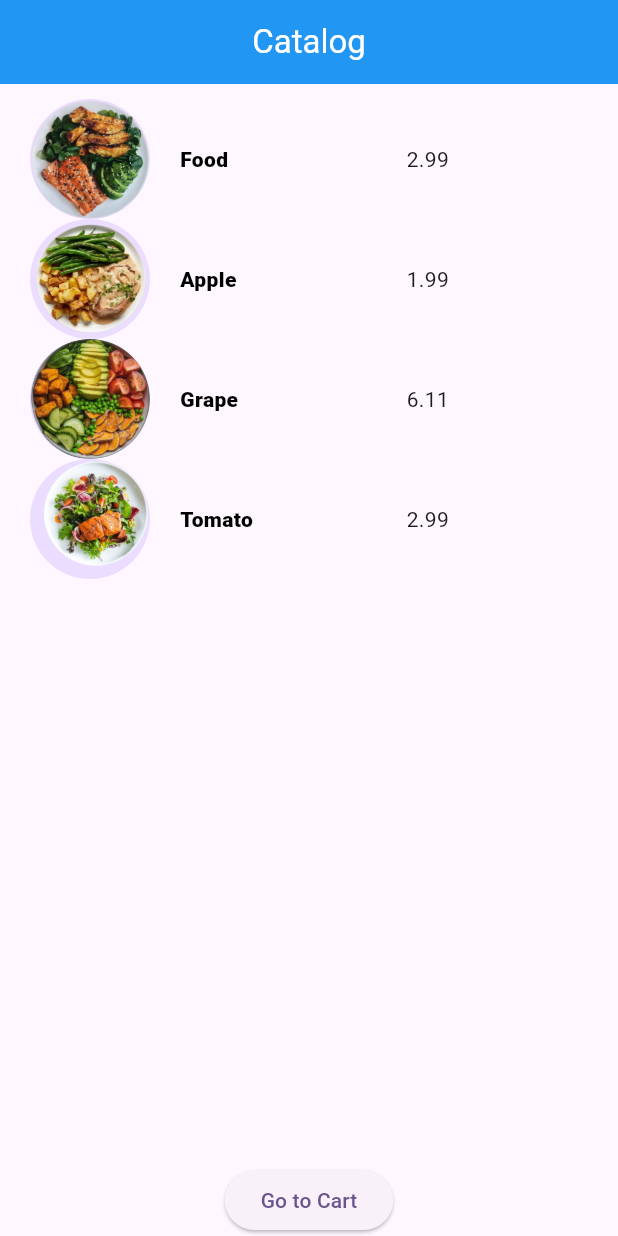
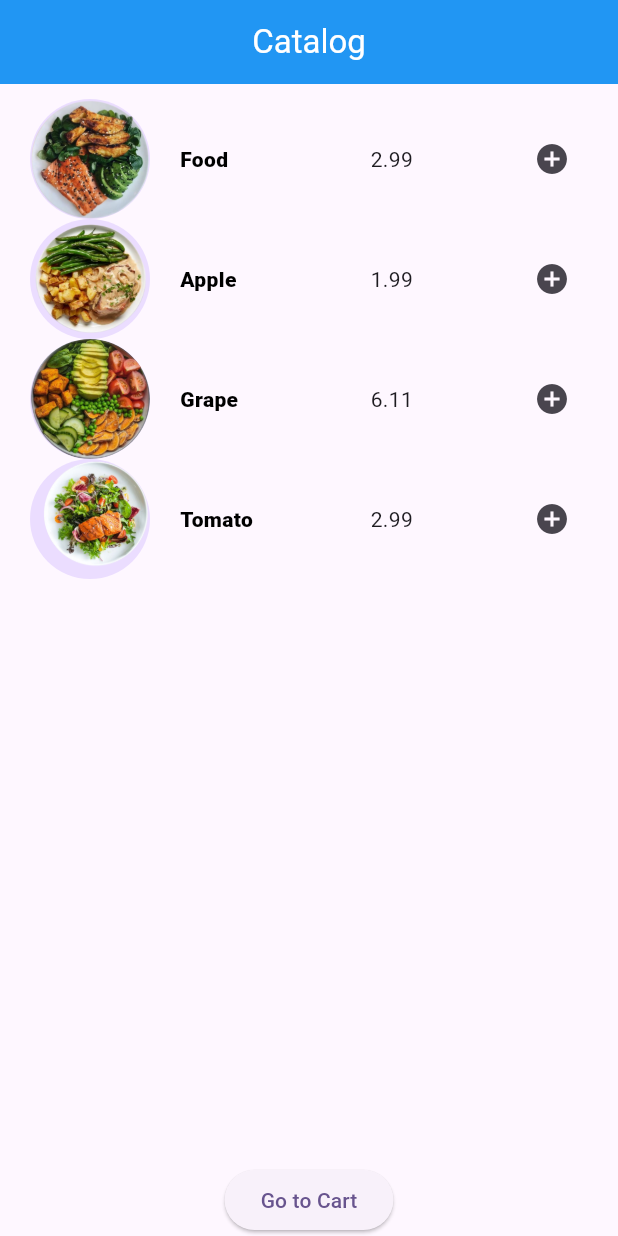
Before and after one commit to Tosin8/get_x, a Flutter app: the screen it shows after launch, on a phone screen of 412 x 824 dp. Run offline on Flutter 3.47's test engine with Material 3 defaults, Android fonts, the phone set to English and light mode, and no system bars; our stand-ins replace cloud_firestore, firebase_auth, firebase_core, firebase_messaging, flutter_spinkit, get; accounts and stored records are empty.

Commit message:
Update catalogproduct.dart

```diff
--- a/lib/simple_cart/catalogproduct.dart
+++ b/lib/simple_cart/catalogproduct.dart
@@ -40,7 +40,11 @@ class CatalogProductCard extends StatelessWidget {
             const SizedBox(width: 20,),
             Expanded(child: Text(Product.products[index].name, style: const TextStyle(color: Colors.black, fontWeight: FontWeight.w800),)),
             const SizedBox(width: 30,),
-            Expanded(child: Text('${Product.products[index].price}'))
+            Expanded(child: Text('${Product.products[index].price}')),
+            IconButton(
+              onPressed: (){},
+              icon: Icon(Icons.add_circle),
+              )
         ],
       ),
     );
```
